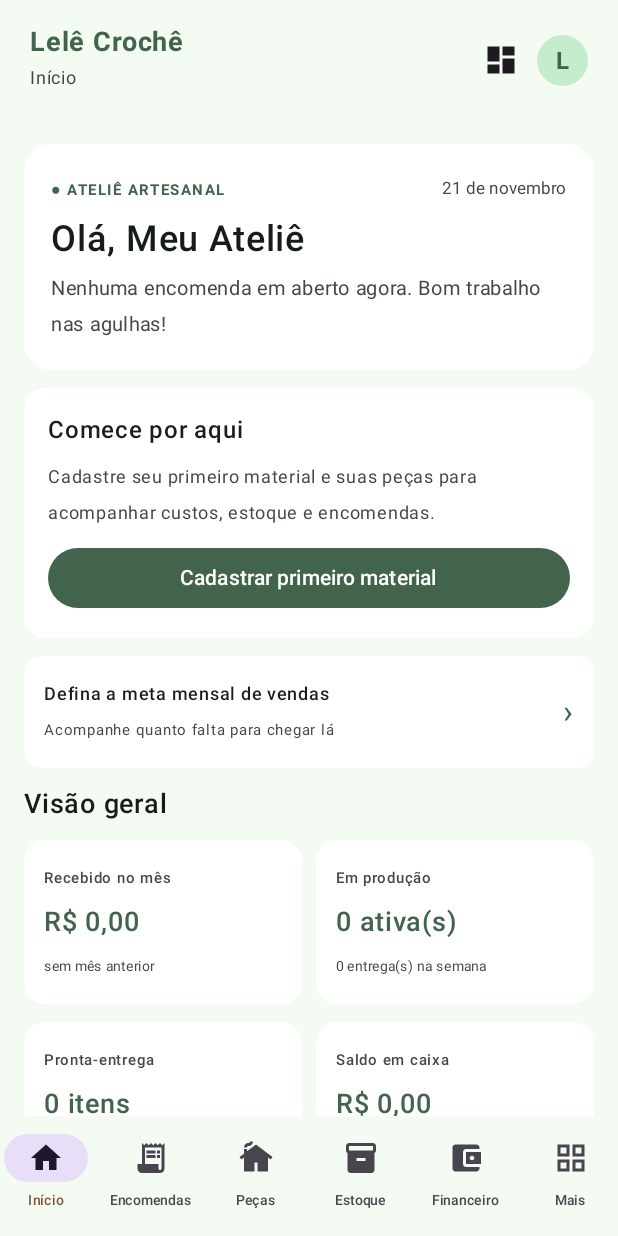
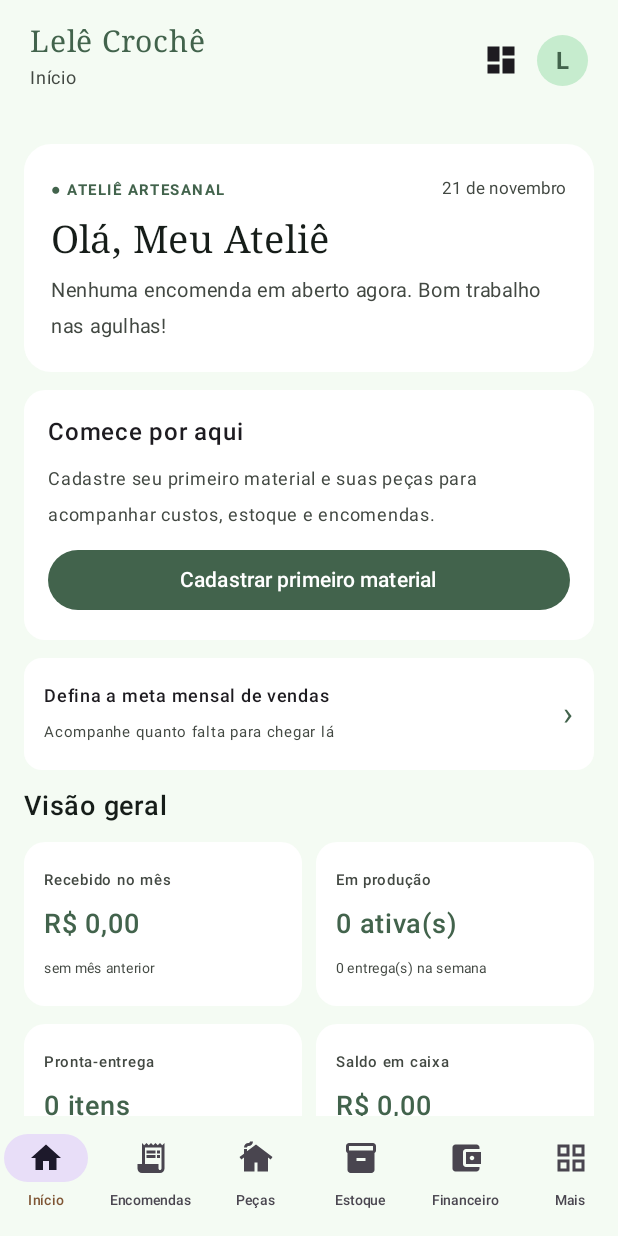
Before and after one commit to anderfc22/Ateliecroche, an Android app built with Jetpack Compose: the screen it shows after launch (MainActivity), on a phone screen of 412 x 824 dp. Run offline under Robolectric (Android 15) with nearby library versions, the phone set to English and light mode, and no system bars.

Commit message:
Match original atelier display typography

```diff
--- a/app/src/main/java/com/lelecroche/app/MainActivity.kt
+++ b/app/src/main/java/com/lelecroche/app/MainActivity.kt
@@ -18,6 +18,7 @@ import androidx.compose.ui.Alignment
 import androidx.compose.ui.Modifier
 import androidx.compose.ui.graphics.Color
 import androidx.compose.ui.text.font.FontWeight
+import androidx.compose.ui.text.font.FontFamily
 import androidx.compose.ui.unit.dp
 import androidx.compose.ui.unit.sp
 
@@ -68,7 +69,7 @@ private fun LeleCrocheApp() {
                     verticalAlignment = Alignment.CenterVertically
                 ) {
                     Column(Modifier.weight(1f)) {
-                        Text("Lelê Crochê", color = PrimaryGreen, fontWeight = FontWeight.Bold, fontSize = 18.sp)
+                        Text("Lelê Crochê", color = PrimaryGreen, fontFamily = FontFamily.Serif, fontWeight = FontWeight.Medium, fontSize = 20.sp)
                         Text(if (selected == 5 && moreSection != null) moreSection!! else destinations[selected].title, color = Muted, fontSize = 12.sp)
                     }
                     IconButton(onClick = { if (selected == 5 && moreSection != null) moreSection = null else { selected = 5; moreSection = null } }) { Icon(if (selected == 5 && moreSection != null) Icons.Default.ArrowBack else Icons.Default.Dashboard, if (selected == 5 && moreSection != null) "Voltar" else "Menu") }
@@ -147,7 +148,7 @@ private fun HomeScreen(modifier: Modifier = Modifier, onNavigate: (String) -> Un
                     Spacer(Modifier.weight(1f))
                     Text(dateLabel, color = Muted, fontSize = 11.sp)
                 }
-                Text("Olá, $atelierName", color = TextDark, fontSize = 24.sp, fontWeight = FontWeight.SemiBold)
+                Text("Olá, $atelierName", color = TextDark, fontFamily = FontFamily.Serif, fontSize = 25.sp, fontWeight = FontWeight.Medium)
                 Text(if (openOrders > 0) "$openOrders encomenda(s) em aberto" + if (dueWeek > 0) ", $dueWeek com prazo nos próximos 7 dias." else ". Bom trabalho nas agulhas!" else "Nenhuma encomenda em aberto agora. Bom trabalho nas agulhas!", color = Muted, fontSize = 13.sp)
             }
         }
```
